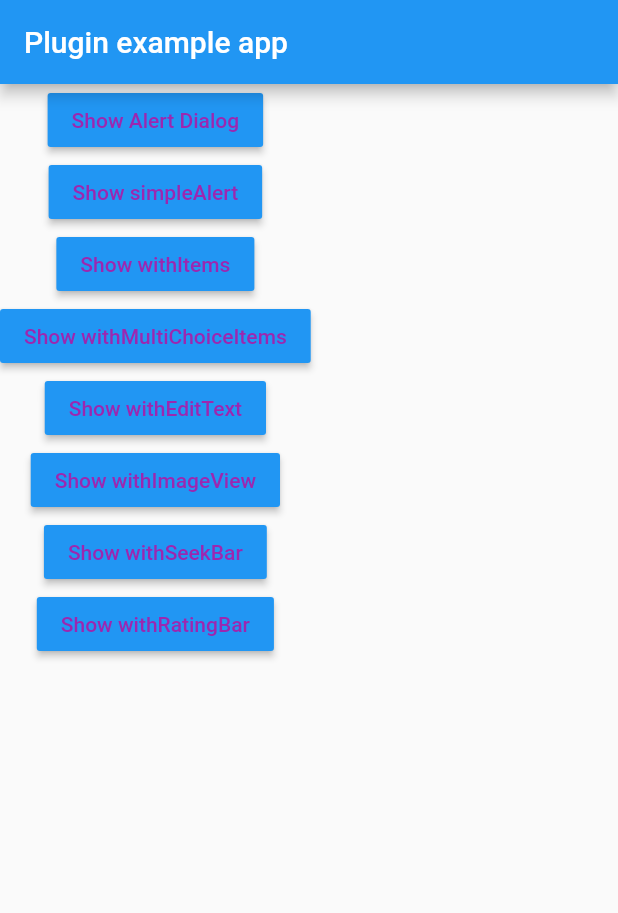
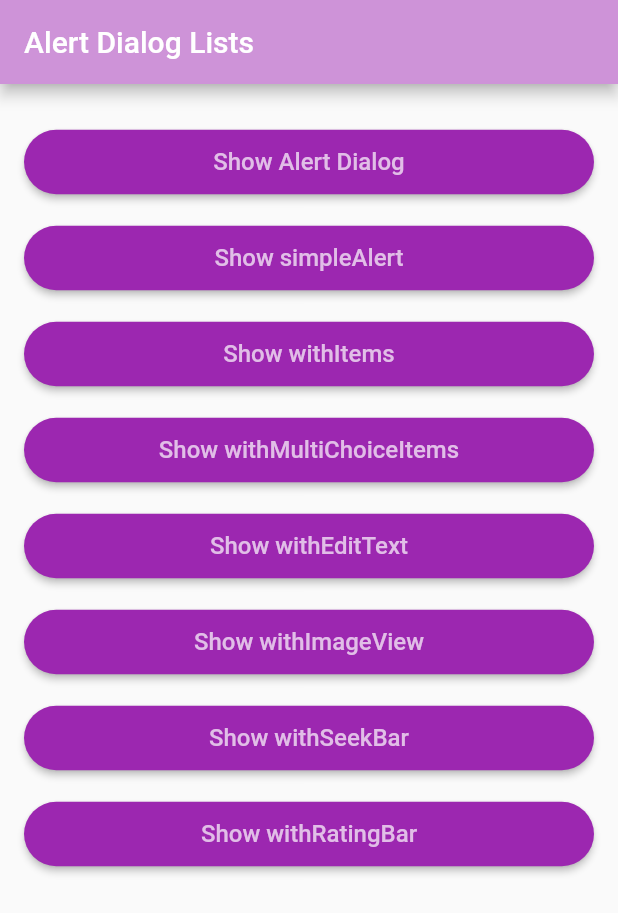
Before and after one commit to ezgifistikcioglu/dialog_box_plugin, a Flutter app: the screen it shows after launch, on a phone screen of 412 x 824 dp. Shown: the top 913 px of the screen. Run offline on Flutter 3.47's test engine with Material 2 defaults, Android fonts, the phone set to English and light mode, and no system bars.

Commit message:
Added new features.

```diff
--- /dev/null
+++ b/example/lib/CustomButton.dart
@@ -0,0 +1,31 @@
+import 'package:flutter/material.dart';
+
+class CustomButton extends StatelessWidget {
+  final String text;
+  final VoidCallback onPressed;
+
+  const CustomButton({
+    @required this.text,
+    @required this.onPressed,
+  });
+
+  @override
+  Widget build(BuildContext context) {
+    return Padding(
+      padding: const EdgeInsets.only(top: 16.0, left: 16, right: 16),
+      child: RaisedButton(
+        shape: RoundedRectangleBorder(
+            borderRadius: BorderRadius.all(Radius.circular(30.0))),
+        onPressed: onPressed,
+        color: Colors.purple,
+        textColor: Colors.purple[100],
+        splashColor: Colors.redAccent,
+        padding: EdgeInsets.all(12.0),
+        child: Text(
+          text,
+          style: TextStyle(fontSize: 16.0),
+        ),
+      ),
+    );
+  }
+}
--- a/example/lib/main.dart
+++ b/example/lib/main.dart
@@ -2,6 +2,7 @@ import 'dart:async';
 
 import 'package:dialog_box/dialog_box.dart';
 import 'package:dialog_box/request.dart';
+import 'package:dialog_box_example/CustomButton.dart';
 import 'package:flutter/material.dart';
 import 'package:flutter/services.dart';
 
@@ -23,19 +24,15 @@ class _MyAppState extends State<MyApp> {
     initPlatformState();
   }
 
-  // Platform messages are asynchronous, so we initialize in an async method.
   Future<void> initPlatformState() async {
     String platformVersion;
-    // Platform messages may fail, so we use a try/catch PlatformException.
+
     try {
       platformVersion = await DialogBox.platformVersion;
     } on PlatformException {
       platformVersion = 'Failed to get platform version.';
     }
 
-    // If the widget was removed from the tree while the asynchronous platform
-    // message was in flight, we want to discard the reply rather than calling
-    // setState to update our non-existent appearance.
     if (!mounted) return;
 
     setState(() {
@@ -46,8 +43,11 @@ class _MyAppState extends State<MyApp> {
   showAlert() async {
     String response;
     try {
-      AlertDialogRequest request =
-          AlertDialogRequest(content: "text", subText: "hi baby");
+      AlertDialogRequest request = AlertDialogRequest(
+          content: "showAlertDialog",
+          subText: "Alert Dialog show a message",
+          toastText: "YES was clicked",
+          okButtonText: "YES");
       response = await DialogBox.showAlertDialog(request);
       setState(() {
         rslt = response;
@@ -60,7 +60,12 @@ class _MyAppState extends State<MyApp> {
   simpleAlert() async {
     String response;
     try {
-      response = await DialogBox.simpleAlert();
+      AlertDialogRequest request = AlertDialogRequest(
+          content: "Simple Alert",
+          subText: "Simple Alert Dialog show a message",
+          okButtonText: "K",
+          toastText: "K was clicked");
+      response = await DialogBox.simpleAlert(request);
       setState(() {
         rslt = response;
       });
@@ -72,7 +77,12 @@ class _MyAppState extends State<MyApp> {
   withItems() async {
     String response;
     try {
-      response = await DialogBox.withItems();
+      AlertDialogRequest request = AlertDialogRequest(
+          content: "with Items Alert",
+          okButtonText: "K",
+          noButtonText: "Dot",
+          itemList: ["a", "b", "c"]);
+      response = await DialogBox.withItems(request);
       setState(() {
         rslt = response;
       });
@@ -84,7 +94,11 @@ class _MyAppState extends State<MyApp> {
   withMultiChoiceItems() async {
     String response;
     try {
-      response = await DialogBox.withMultiChoiceItems();
+      AlertDialogRequest request = AlertDialogRequest(
+          content: "This is list choice dialog box",
+          okButtonText: "K",
+          itemList: ["a", "b", "c"]);
+      response = await DialogBox.withMultiChoiceItems(request);
       setState(() {
         rslt = response;
       });
@@ -96,7 +110,9 @@ class _MyAppState extends State<MyApp> {
   withEditText() async {
     String response;
     try {
-      response = await DialogBox.withEditText();
+      AlertDialogRequest request =
+          AlertDialogRequest(content: "With Edit Text", okButtonText: "K");
+      response = await DialogBox.withEditText(request);
       setState(() {
         rslt = response;
       });
@@ -120,7 +136,9 @@ class _MyAppState extends State<MyApp> {
   withSeekBar() async {
     String response;
     try {
-      response = await DialogBox.withSeekBar();
+      AlertDialogRequest request =
+          AlertDialogRequest(content: "With SeekBar", okButtonText: "K");
+      response = await DialogBox.withSeekBar(request);
       setState(() {
         rslt = response;
       });
@@ -132,7 +150,9 @@ class _MyAppState extends State<MyApp> {
   withRatingBar() async {
     String response;
     try {
-      response = await DialogBox.withRatingBar();
+      AlertDialogRequest request =
+          AlertDialogRequest(content: "With RatingBar", okButtonText: "KKK");
+      response = await DialogBox.withRatingBar(request);
       setState(() {
         rslt = response;
       });
@@ -146,77 +166,46 @@ class _MyAppState extends State<MyApp> {
     return MaterialApp(
       home: Scaffold(
           appBar: AppBar(
-          title: const Text('Plugin example app'),
+            backgroundColor: Colors.purple[200],
+            title: const Text('Alert Dialog Lists'),
           ),
-        body: Column(
+          body: SingleChildScrollView(
+            child: Column(
+              crossAxisAlignment: CrossAxisAlignment.stretch,
+              mainAxisAlignment: MainAxisAlignment.center,
               children: [
-            MaterialButton(
-              onPressed: showAlert,
-              child: Text(
-                "Show Alert Dialog",
-                style: TextStyle(color: Colors.purple),
+                SizedBox(
+                  height: 12.0,
                 ),
-              color: Colors.blue,
+                CustomButton(text: "Show Alert Dialog", onPressed: showAlert),
+                CustomButton(text: "Show simpleAlert", onPressed: simpleAlert),
+                CustomButton(
+                  text: "Show withItems",
+                  onPressed: withItems,
                 ),
-            MaterialButton(
-              onPressed: simpleAlert,
-              child: Text(
-                "Show simpleAlert",
-                style: TextStyle(color: Colors.purple),
+                CustomButton(
+                  text: "Show withMultiChoiceItems",
+                  onPressed: withMultiChoiceItems,
                 ),
-              color: Colors.blue,
+                CustomButton(
+                  text: "Show withEditText",
+                  onPressed: withEditText,
                 ),
-            MaterialButton(
-              onPressed: withItems,
-              child: Text(
-                "Show withItems",
-                style: TextStyle(color: Colors.purple),
+                CustomButton(
+                  text: "Show withImageView",
+                  onPressed: withImageView,
                 ),
-              color: Colors.blue,
+                CustomButton(
+                  text: "Show withSeekBar",
+                  onPressed: withSeekBar,
                 ),
-            MaterialButton(
-              onPressed: withMultiChoiceItems,
-              child: Text(
-                "Show withMultiChoiceItems",
-                style: TextStyle(color: Colors.purple),
-              ),
-              color: Colors.blue,
-            ),
-            MaterialButton(
-              onPressed: withEditText,
-              child: Text(
-                "Show withEditText",
-                style: TextStyle(color: Colors.purple),
-              ),
-              color: Colors.blue,
-            ),
-            MaterialButton(
-              onPressed: withImageView,
-              child: Text(
-                "Show withImageView",
-                style: TextStyle(color: Colors.purple),
-              ),
-              color: Colors.blue,
-            ),
-            MaterialButton(
-              onPressed: withSeekBar,
-              child: Text(
-                "Show withSeekBar",
-                style: TextStyle(color: Colors.purple),
-              ),
-              color: Colors.blue,
-            ),
-            MaterialButton(
+                CustomButton(
+                  text: "Show withRatingBar",
                   onPressed: withRatingBar,
-              child: Text(
-                "Show withRatingBar",
-                style: TextStyle(color: Colors.purple),
-              ),
-              color: Colors.blue,
                 ),
               ],
             ),
-      ),
+          )),
     );
   }
 }
--- a/lib/request.dart
+++ b/lib/request.dart
@@ -1,14 +1,27 @@
 import 'dart:convert' show json;
+import 'dart:ui' show hashValues;
 
 import 'package:flutter/material.dart' show Color, Colors, required;
 
 class AlertDialogRequest {
   String content;
   String subText;
+  String okButtonText;
+  String noButtonText;
+  Color backgroundColor;
+  Color setTextColor;
+  String toastText = " Please write a toast message!";
+  List<String> itemList = ["Apple", "Banana", "Orange", "Grapes"];
 
   AlertDialogRequest({
     @required this.content,
     this.subText,
+    this.okButtonText = "Ok",
+    this.noButtonText = "Cancel",
+    this.toastText,
+    this.itemList,
+    this.backgroundColor = Colors.purple,
+    this.setTextColor = Colors.white,
   });
 
   factory AlertDialogRequest.fromJson(String str) =>
@@ -20,11 +33,27 @@ class AlertDialogRequest {
       AlertDialogRequest(
         content: json["content"] == null ? null : json["content"],
         subText: json["subText"] == null ? null : json["subText"],
+        okButtonText:
+            json["okButtonText"] == null ? null : json["okButtonText"],
+        noButtonText:
+            json["noButtonText"] == null ? null : json["noButtonText"],
+        toastText: json["toastText"] == null ? null : json["toastText"],
+        itemList: json["itemList"] == null ? null : json["itemList"],
+        backgroundColor:
+            json["backgroundColor"] == null ? null : json["backgroundColor"],
+        setTextColor:
+            json["setTextColor"] == null ? null : json["setTextColor"],
       );
 
   Map<String, dynamic> toMap() => {
         'content': content,
         'subText': subText,
+        'okButtonText': okButtonText,
+        'noButtonText': noButtonText,
+        'toastText': toastText,
+        'itemList': itemList,
+        'backgroundColor': backgroundColor.value,
+        'setTextColor': setTextColor.value,
       };
 
   @override
@@ -34,10 +63,24 @@ class AlertDialogRequest {
     final AlertDialogRequest check = o;
     return o is AlertDialogRequest &&
         check.content == content &&
-        check.subText == subText;
+        check.subText == subText &&
+        check.okButtonText == okButtonText &&
+        check.noButtonText == noButtonText &&
+        check.toastText == toastText &&
+        check.itemList == itemList &&
+        check.backgroundColor == backgroundColor &&
+        check.setTextColor == setTextColor;
   }
 
   @override
-  // TODO: implement hashCode
-  int get hashCode => super.hashCode;
+  int get hashCode => hashValues(
+        content,
+        subText,
+        okButtonText,
+        noButtonText,
+        toastText,
+        itemList,
+        backgroundColor,
+        setTextColor,
+      );
 }
```
Also changed, not shown: lib/dialog_box.dart (+17 -12 lines), 2 other files. Lines whose indentation alone changed are shown as unchanged.
